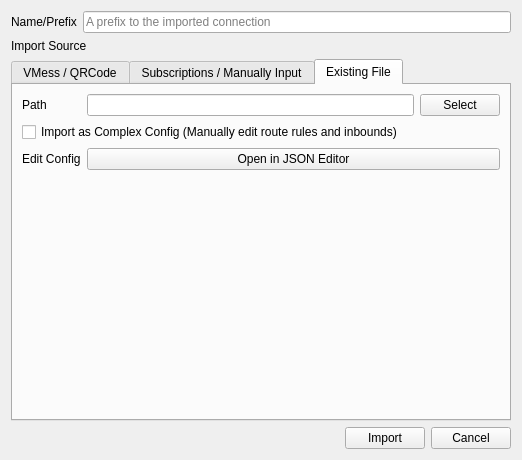
The window that src/ui/w_ImportConfig.ui (Qv2ray/Qv2ray) describes before a commit, drawn with Qt 5.
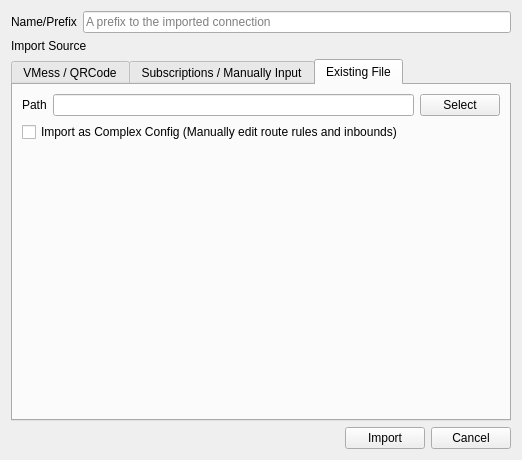
The same window after the commit. The open tabs and pages were chosen to show the change.

Commit message: rm: removed useless/misleading UI

```diff
--- a/src/ui/w_ImportConfig.ui
+++ b/src/ui/w_ImportConfig.ui
@@ -335,20 +335,6 @@
          </item>
         </layout>
        </item>
-       <item row="2" column="0">
-        <widget class="QLabel" name="label_10">
-         <property name="text">
-          <string>Edit Config</string>
-         </property>
-        </widget>
-       </item>
-       <item row="2" column="1">
-        <widget class="QPushButton" name="editFileBtn">
-         <property name="text">
-          <string>Open in JSON Editor</string>
-         </property>
-        </widget>
-       </item>
        <item row="1" column="0" colspan="2">
         <widget class="QCheckBox" name="keepImportedInboundCheckBox">
          <property name="text">
```
Left out of the diff: 1 changed line with no effect on the pictures. The commit also changes 3 other files.
